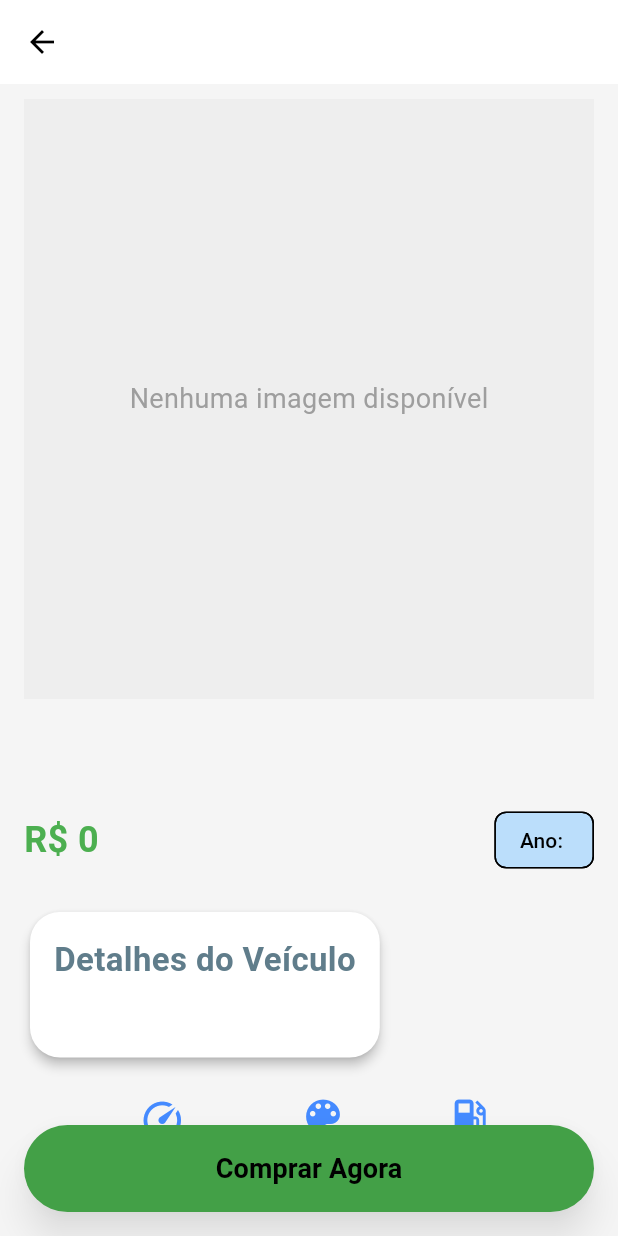
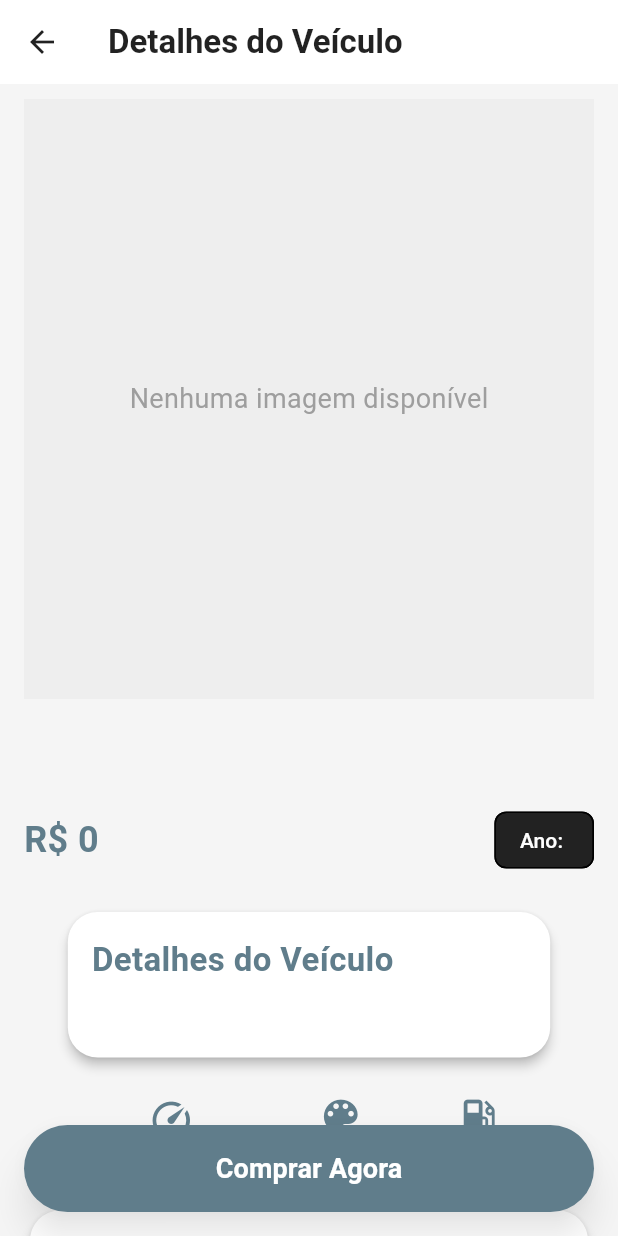
Before and after one commit to Harlock221B/roadcars_app, a Flutter app: the VehicleDetailsPage screen opened directly with empty values, on a phone screen of 412 x 824 dp. Run offline on Flutter 3.47's test engine with Material 3 defaults, Android fonts, the phone set to English and light mode, and no system bars; our stand-ins replace cached_network_image, carousel_slider, cloud_firestore, dotted_border, firebase_auth, firebase_core and 3 more; accounts and stored records are empty; network calls fail.

Commit message:
Remove título da AppBar na tela de cadastro; ajusta padding na tela de catálogo e adiciona carId no VehicleCard; refatora layout e estilos do VehicleCard para melhor apresentação.

```diff
--- a/lib/view/screens/catalog_screen.dart
+++ b/lib/view/screens/catalog_screen.dart
@@ -68,7 +68,7 @@ class _CatalogPageState extends State<CatalogPage> {
           var vehicles = snapshot.data!.docs;
 
           return Padding(
-            padding: const EdgeInsets.all(16.0),
+            padding: const EdgeInsets.all(8.0),
             child: ListView.builder(
               itemCount: vehicles.length,
               itemBuilder: (context, index) {
@@ -82,6 +82,7 @@ class _CatalogPageState extends State<CatalogPage> {
                     child: Material(
                       elevation: 8,
                       child: VehicleCard(
+                        carId: vehicle.id,
                         vehicle: {
                           'brand': vehicle['brand'],
                           'model': vehicle['model'],
--- a/lib/view/screens/register_screen.dart
+++ b/lib/view/screens/register_screen.dart
@@ -71,7 +71,7 @@ class _RegistrationScreenState extends State<RegistrationScreen> {
   @override
   Widget build(BuildContext context) {
     return Scaffold(
-      appBar: AppBar(title: const Text("Cadastro de Usuário")),
+      appBar: AppBar(title: const Text("")),
       body: Center(
         child: Padding(
           padding: const EdgeInsets.all(16.0),
--- a/lib/view/screens/vehicle_detail_screen.dart
+++ b/lib/view/screens/vehicle_detail_screen.dart
@@ -1,41 +1,55 @@
 import 'package:flutter/material.dart';
+import 'package:cloud_firestore/cloud_firestore.dart';
 import 'package:carousel_slider/carousel_slider.dart';
 import 'package:url_launcher/url_launcher.dart';
 
 class VehicleDetailsPage extends StatelessWidget {
-  final Map<String, dynamic> vehicle;
+  final String carId; // O ID do carro no Firestore
 
-  const VehicleDetailsPage({super.key, required this.vehicle});
+  const VehicleDetailsPage({required this.carId, Key? key}) : super(key: key);
 
   @override
   Widget build(BuildContext context) {
-    final String sellerPhone = "19982032604";
-    final String vehicleName = vehicle['model'] ?? 'Veículo Indefinido';
-    final String whatsappUrl =
-        "https://wa.me/$sellerPhone?text=Olá!%20Estou%20interessado%20no%20$vehicleName.";
-
     return Scaffold(
       backgroundColor: Colors.grey.shade100,
       appBar: AppBar(
-        title: Text(
-          vehicleName,
-          style: const TextStyle(
+        backgroundColor: Colors.white,
+        title: const Text(
+          'Detalhes do Veículo',
+          style: TextStyle(
             fontWeight: FontWeight.bold,
+            color: Colors.black87,
           ),
         ),
         elevation: 0,
+        iconTheme: const IconThemeData(color: Colors.black87),
       ),
-      body: Stack(
+      body: FutureBuilder<DocumentSnapshot>(
+        future: FirebaseFirestore.instance.collection('cars').doc(carId).get(),
+        builder: (context, snapshot) {
+          if (snapshot.connectionState == ConnectionState.waiting) {
+            return const Center(child: CircularProgressIndicator());
+          }
+          if (!snapshot.hasData || snapshot.data == null) {
+            return const Center(child: Text('Erro ao carregar os dados'));
+          }
+
+          var vehicle = snapshot.data!.data() as Map<String, dynamic>;
+          List<String> imageUrls = List<String>.from(vehicle['imageUrls']);
+          final String vehicleName = vehicle['model'] ?? 'Veículo Indefinido';
+          final String whatsappUrl =
+              "https://wa.me/19982032604?text=Olá!%20Estou%20interessado%20no%20$vehicleName.";
+
+          return Stack(
             children: [
               Positioned.fill(
                 child: SingleChildScrollView(
                   child: Padding(
-                padding:
-                    const EdgeInsets.symmetric(horizontal: 16, vertical: 10),
+                    padding: const EdgeInsets.symmetric(horizontal: 16, vertical: 10),
                     child: Column(
                       crossAxisAlignment: CrossAxisAlignment.start,
                       children: [
-                    _buildImageCarousel(), // Carrossel das imagens
+                        _buildImageCarousel(imageUrls), // Carrossel das imagens
                         const SizedBox(height: 20),
                         Text(
                           vehicleName,
@@ -54,15 +68,15 @@ class VehicleDetailsPage extends StatelessWidget {
                               style: const TextStyle(
                                 fontSize: 24,
                                 fontWeight: FontWeight.bold,
-                            color: Colors.green,
+                                color: Colors.blueGrey,
                               ),
                             ),
                             Chip(
                               label: Text(
                                 'Ano: ${vehicle['year'] ?? 'Ano Indefinido'}',
-                            style: const TextStyle(fontSize: 14),
+                                style: const TextStyle(fontSize: 14, color: Colors.white),
                               ),
-                          backgroundColor: Colors.blue.shade100,
+                              backgroundColor: Colors.black87,
                               shape: RoundedRectangleBorder(
                                 borderRadius: BorderRadius.circular(8),
                               ),
@@ -70,9 +84,11 @@ class VehicleDetailsPage extends StatelessWidget {
                           ],
                         ),
                         const SizedBox(height: 20),
-                    _buildDetailsCard(),
+                        _buildDetailsCard(context, vehicle),
                         const SizedBox(height: 20),
-                    _buildFeatureRow(),
+                        _buildFeatureRow(vehicle),
+                        const SizedBox(height: 20),
+                        _buildExtraInfo(vehicle),
                         const SizedBox(height: 100), // Espaço para o botão fixo
                       ],
                     ),
@@ -81,36 +97,13 @@ class VehicleDetailsPage extends StatelessWidget {
               ),
               _buildBuyButton(context, whatsappUrl),
             ],
+          );
+        },
       ),
     );
   }
 
-  Widget _buildImageCarousel() {
-    List<String> imageUrls = [];
-
-    // Verifica e carrega as URLs de imagens
-    if (vehicle['imageUrls'] != null) {
-      if (vehicle['imageUrls'] is String) {
-        // Se for uma string, divide pelas vírgulas e remove espaços em branco extras
-        imageUrls = (vehicle['imageUrls'] as String)
-            .split(',')
-            .map((url) => url.trim()) // Remove espaços ao redor da URL
-            .where((url) =>
-                url.isNotEmpty &&
-                Uri.tryParse(url)?.hasAbsolutePath ==
-                    true) // Verifica se a URL é válida
-            .toList();
-      } else if (vehicle['imageUrls'] is List) {
-        // Se já for uma lista, converte para List<String>
-        imageUrls = List<String>.from(vehicle['imageUrls'])
-            .map((url) => url.trim())
-            .where((url) =>
-                url.isNotEmpty && Uri.tryParse(url)?.hasAbsolutePath == true)
-            .toList();
-      }
-    }
-
-    // Se a lista de URLs estiver vazia, exibe uma mensagem
+  Widget _buildImageCarousel(List<String> imageUrls) {
     if (imageUrls.isEmpty) {
       return Container(
         height: 400,
@@ -135,6 +128,21 @@ class VehicleDetailsPage extends StatelessWidget {
             imageUrl,
             fit: BoxFit.cover,
             width: double.infinity,
+            loadingBuilder: (context, child, loadingProgress) {
+              if (loadingProgress == null) return child;
+              return Center(
+                child: CircularProgressIndicator(
+                  value: loadingProgress.expectedTotalBytes != null
+                      ? loadingProgress.cumulativeBytesLoaded /
+                          loadingProgress.expectedTotalBytes!
+                      : null,
+                ),
+              );
+            },
+            errorBuilder: (context, error, stackTrace) => const Icon(
+              Icons.error,
+              color: Colors.red,
+            ),
           ),
         );
       },
@@ -142,12 +150,16 @@ class VehicleDetailsPage extends StatelessWidget {
         height: 400,
         enlargeCenterPage: true,
         viewportFraction: 0.8,
+        autoPlay: true,
       ),
     );
   }
 
-  Widget _buildDetailsCard() {
-    return Card(
+  Widget _buildDetailsCard(BuildContext context, Map<String, dynamic> vehicle) {
+    return Center(
+      child: Container(
+        width: MediaQuery.of(context).size.width * 0.8,
+        child: Card(
           shape: RoundedRectangleBorder(borderRadius: BorderRadius.circular(20)),
           elevation: 3,
           child: Padding(
@@ -155,9 +167,9 @@ class VehicleDetailsPage extends StatelessWidget {
             child: Column(
               crossAxisAlignment: CrossAxisAlignment.start,
               children: [
-            Text(
+                const Text(
                   "Detalhes do Veículo",
-              style: const TextStyle(
+                  style: TextStyle(
                     fontSize: 22,
                     fontWeight: FontWeight.bold,
                     color: Colors.blueGrey,
@@ -165,30 +177,67 @@ class VehicleDetailsPage extends StatelessWidget {
                 ),
                 const SizedBox(height: 10),
                 Text(
-              vehicle['description'] ?? 'Descrição Indefinida',
+                  vehicle['description'] ?? 'Sem descrição disponível.',
                   style: const TextStyle(
                     fontSize: 16,
-                color: Colors.black87,
+                    color: Colors.black54,
                     height: 1.5,
                   ),
                 ),
               ],
             ),
           ),
+        ),
+      ),
     );
   }
 
-  Widget _buildFeatureRow() {
+  Widget _buildFeatureRow(Map<String, dynamic> vehicle) {
     return Row(
       mainAxisAlignment: MainAxisAlignment.spaceEvenly,
       children: [
-        _buildDetailIcon(
-            Icons.speed, 'Quilometragem: ${vehicle['mileage'] ?? '0 km'}'),
-        _buildDetailIcon(
-            Icons.color_lens, 'Cor: ${vehicle['color'] ?? 'Indefinido'}'),
-        _buildDetailIcon(Icons.local_gas_station,
-            'Combustível: ${vehicle['fuel'] ?? 'Indefinido'}'),
+        _buildDetailIcon(Icons.speed, 'Quilometragem: ${vehicle['km']} km'),
+        _buildDetailIcon(Icons.color_lens, 'Cor: ${vehicle['color']}'),
+        _buildDetailIcon(Icons.local_gas_station, 'Combustível: ${vehicle['fuel']}'),
       ],
+    );
+  }
+
+  Widget _buildExtraInfo(Map<String, dynamic> vehicle) {
+    return Card(
+      shape: RoundedRectangleBorder(borderRadius: BorderRadius.circular(20)),
+      elevation: 3,
+      child: Padding(
+        padding: const EdgeInsets.all(16.0),
+        child: Column(
+          children: [
+            _buildDetailRow("Motor", vehicle['motor'] ?? "Indefinido"),
+            const Divider(color: Colors.grey),
+            _buildDetailRow("Blindado", vehicle['armored'] == true ? "Sim" : "Não"),
+            const Divider(color: Colors.grey),
+            _buildDetailRow("Transmissão", vehicle['transmission'] ?? "Indefinida"),
+          ],
+        ),
+      ),
+    );
+  }
+
+  Widget _buildDetailRow(String label, String value) {
+    return Padding(
+      padding: const EdgeInsets.symmetric(vertical: 8.0),
+      child: Row(
+        mainAxisAlignment: MainAxisAlignment.spaceBetween,
+        children: [
+          Text(
+            label,
+            style: const TextStyle(fontSize: 16, color: Colors.black87),
+          ),
+          Text(
+            value,
+            style: const TextStyle(fontSize: 16, color: Colors.black54),
+          ),
+        ],
+      ),
     );
   }
 
@@ -203,15 +252,14 @@ class VehicleDetailsPage extends StatelessWidget {
           onPressed: () => _launchWhatsApp(context, whatsappUrl),
           style: ElevatedButton.styleFrom(
             padding: const EdgeInsets.symmetric(vertical: 16),
-            backgroundColor: Colors.green.shade600,
-            shape:
-                RoundedRectangleBorder(borderRadius: BorderRadius.circular(30)),
+            backgroundColor: Colors.blueGrey,
+            shape: RoundedRectangleBorder(borderRadius: BorderRadius.circular(30)),
             shadowColor: Colors.black45,
             elevation: 10,
           ),
           child: const Text(
             'Comprar Agora',
-            style: TextStyle(fontSize: 18, fontWeight: FontWeight.bold),
+            style: TextStyle(fontSize: 18, fontWeight: FontWeight.bold, color: Colors.white),
           ),
         ),
       ),
@@ -231,7 +279,7 @@ class VehicleDetailsPage extends StatelessWidget {
   Widget _buildDetailIcon(IconData icon, String text) {
     return Column(
       children: [
-        Icon(icon, color: Colors.blueAccent, size: 30),
+        Icon(icon, color: Colors.blueGrey, size: 30),
         const SizedBox(height: 4),
         Text(
           text,
```
Also changed, not shown: lib/view/widgets/VehicleCard.dart (+31 -96 lines). Lines whose indentation alone changed are shown as unchanged.
